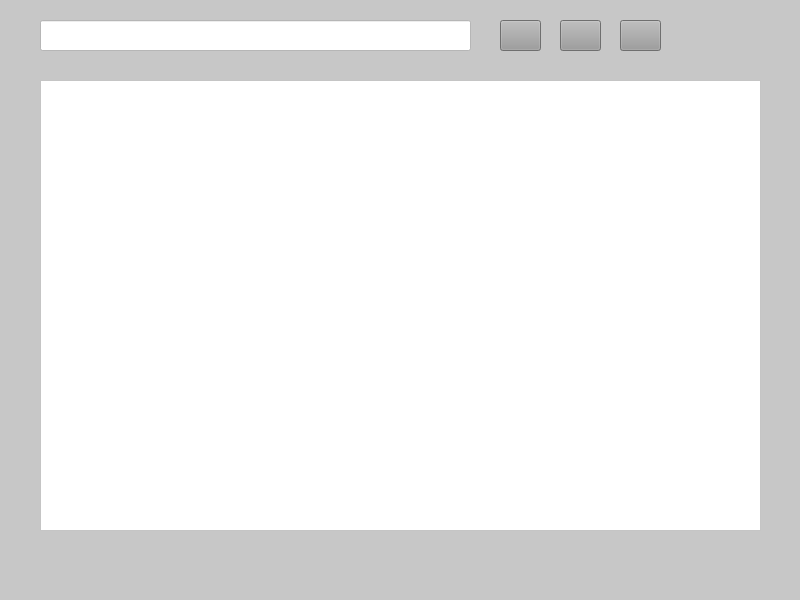
Old version of the form TallerMecanico/ventanas/Clientes.ui in the repository VictorHCH/Taller-Mecanico.
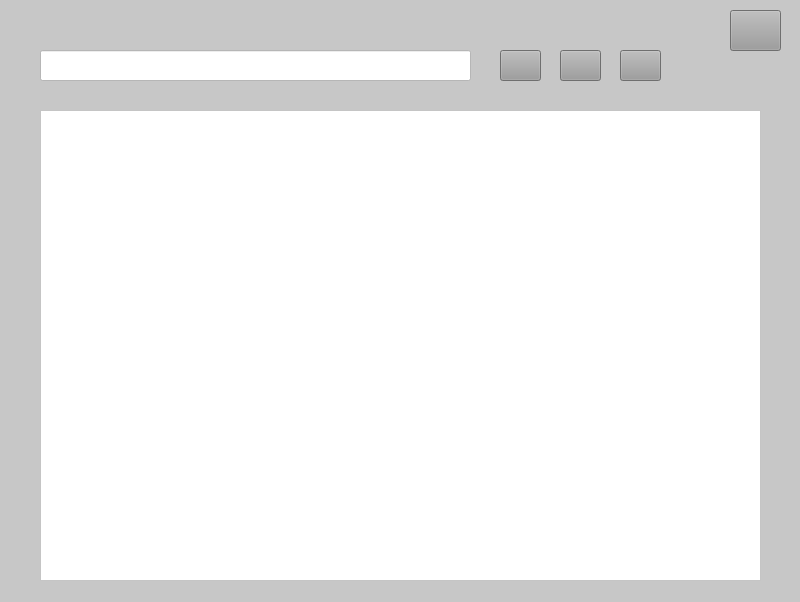
New version of the form. Icons and pictures are not drawn.

Patch:
```diff
--- a/TallerMecanico/ventanas/Clientes.ui
+++ b/TallerMecanico/ventanas/Clientes.ui
@@ -7,7 +7,7 @@
     <x>0</x>
     <y>0</y>
     <width>800</width>
-    <height>600</height>
+    <height>602</height>
    </rect>
   </property>
   <property name="windowTitle">
@@ -25,7 +25,7 @@
     <property name="geometry">
      <rect>
       <x>40</x>
-      <y>20</y>
+      <y>50</y>
       <width>431</width>
       <height>31</height>
      </rect>
@@ -33,7 +33,7 @@
     <property name="font">
      <font>
       <family>Franklin Gothic Book</family>
-      <pointsize>9</pointsize>
+      <pointsize>11</pointsize>
      </font>
     </property>
     <property name="styleSheet">
@@ -44,7 +44,7 @@
     <property name="geometry">
      <rect>
       <x>500</x>
-      <y>20</y>
+      <y>50</y>
       <width>41</width>
       <height>31</height>
      </rect>
@@ -69,15 +69,15 @@
     <property name="geometry">
      <rect>
       <x>40</x>
-      <y>80</y>
+      <y>110</y>
       <width>721</width>
-      <height>451</height>
+      <height>471</height>
      </rect>
     </property>
     <property name="font">
      <font>
       <family>Franklin Gothic Book</family>
-      <pointsize>9</pointsize>
+      <pointsize>11</pointsize>
      </font>
     </property>
     <property name="styleSheet">
@@ -88,7 +88,7 @@
     <property name="geometry">
      <rect>
       <x>560</x>
-      <y>20</y>
+      <y>50</y>
       <width>41</width>
       <height>31</height>
      </rect>
@@ -113,7 +113,7 @@
     <property name="geometry">
      <rect>
       <x>620</x>
-      <y>20</y>
+      <y>50</y>
       <width>41</width>
       <height>31</height>
      </rect>
@@ -134,6 +134,31 @@
      <string/>
     </property>
    </widget>
+   <widget class="QPushButton" name="btn_4">
+    <property name="geometry">
+     <rect>
+      <x>730</x>
+      <y>10</y>
+      <width>51</width>
+      <height>41</height>
+     </rect>
+    </property>
+    <property name="font">
+     <font>
+      <family>Franklin Gothic Book</family>
+      <pointsize>11</pointsize>
+      <weight>50</weight>
+      <bold>false</bold>
+     </font>
+    </property>
+    <property name="styleSheet">
+     <string notr="true">background-color: rgb(155, 155, 155);
+color: rgb(206, 18, 18);</string>
+    </property>
+    <property name="text">
+     <string/>
+    </property>
+   </widget>
   </widget>
  </widget>
  <resources/>
```
